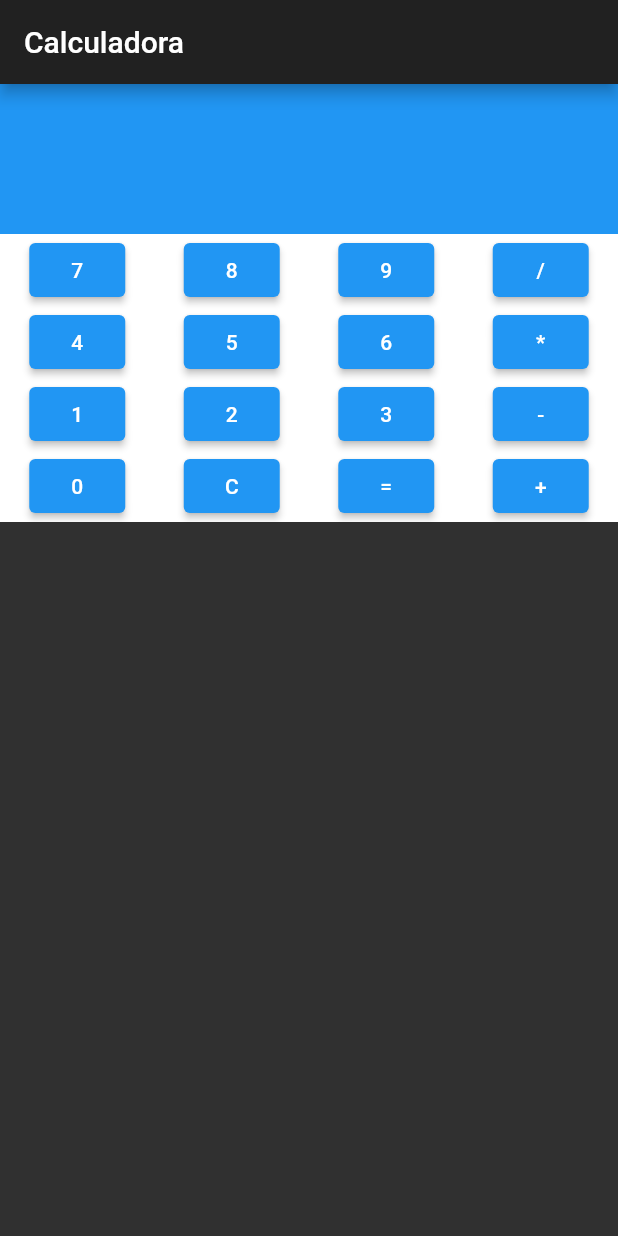
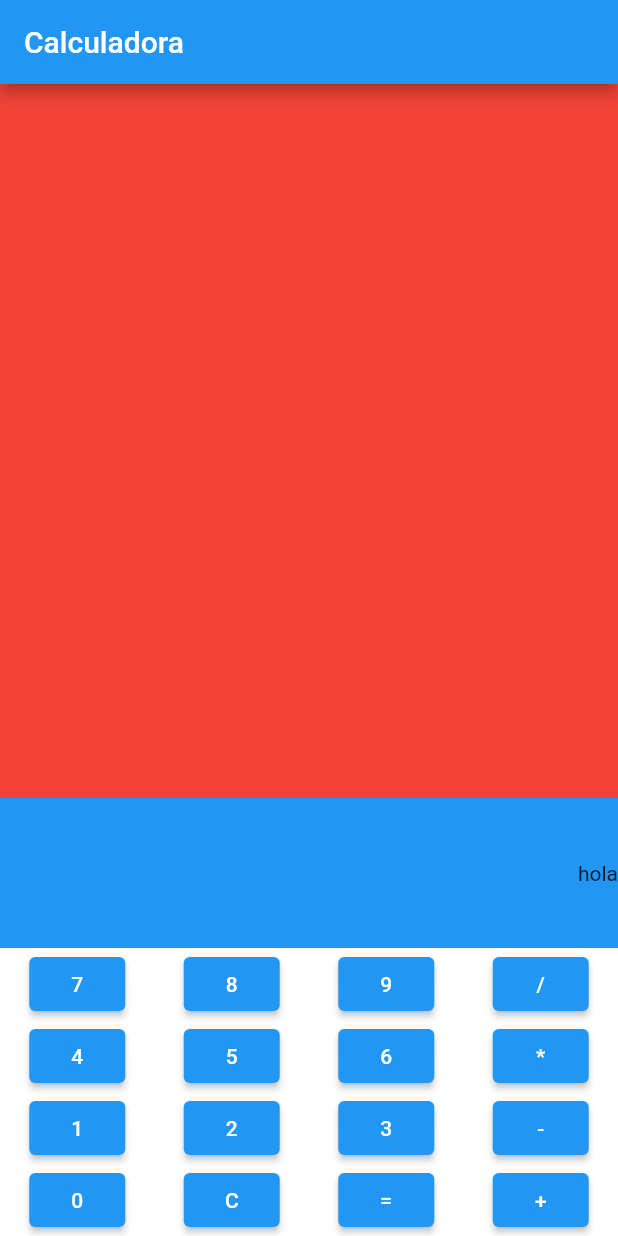
Before and after one commit to ElkinMoreno01226/Calculadora, a Flutter app: the screen it shows after launch, on a phone screen of 412 x 824 dp. Run offline on Flutter 3.47's test engine with Material 2 defaults, Android fonts, the phone set to English and light mode, and no system bars.

Commit message:
Agregar estados a los botones

```diff
--- a/calculadora/lib/main.dart
+++ b/calculadora/lib/main.dart
@@ -11,7 +11,7 @@ class MyApp extends StatelessWidget {
   Widget build(BuildContext context) {
     return MaterialApp(
       title: 'Aplicacion de taller 1',
-      theme: ThemeData.dark(),
+      theme: ThemeData.light(),
       home: HomePage(),
     );
   }
--- a/calculadora/lib/page/home-page.dart
+++ b/calculadora/lib/page/home-page.dart
@@ -6,6 +6,8 @@ class HomePage extends StatefulWidget {
 }
 
 class _HomePageState extends State<HomePage> {
+  String operaciones = "hola";
+
   @override
   Widget build(BuildContext context) {
     return Scaffold(
@@ -19,12 +21,20 @@ class _HomePageState extends State<HomePage> {
   Widget _body() {
     return Column(
       children: [
-        Container(
-          color: Colors.red,
+        Expanded(
+          child: Container(
+            color: Colors.red,
+          ),
         ),
         Container(
           color: Colors.blue,
           height: 100,
+          child: Row(
+            mainAxisAlignment: MainAxisAlignment.end,
+            children: [
+              Text(operaciones),
+            ],
+          ),
         ),
         Container(
           color: Colors.white,
@@ -32,37 +42,133 @@ class _HomePageState extends State<HomePage> {
             Row(
               mainAxisAlignment: MainAxisAlignment.spaceAround,
               children: [
-                ElevatedButton(onPressed: () {}, child: Text('7')),
-                ElevatedButton(onPressed: () {}, child: Text('8')),
-                ElevatedButton(onPressed: () {}, child: Text('9')),
-                ElevatedButton(onPressed: () {}, child: Text('/')),
+                ElevatedButton(
+                    onPressed: () {
+                      setState(() {
+                        operaciones += "7";
+                      });
+                    },
+                    child: Text('7')),
+                ElevatedButton(
+                    onPressed: () {
+                      setState(() {
+                        operaciones += "8";
+                      });
+                    },
+                    child: Text('8')),
+                ElevatedButton(
+                    onPressed: () {
+                      setState(() {
+                        operaciones += "9";
+                      });
+                    },
+                    child: Text('9')),
+                ElevatedButton(
+                    onPressed: () {
+                      setState(() {
+                        operaciones += "/";
+                      });
+                    },
+                    child: Text('/')),
               ],
             ),
             Row(
               mainAxisAlignment: MainAxisAlignment.spaceAround,
               children: [
-                ElevatedButton(onPressed: () {}, child: Text('4')),
-                ElevatedButton(onPressed: () {}, child: Text('5')),
-                ElevatedButton(onPressed: () {}, child: Text('6')),
-                ElevatedButton(onPressed: () {}, child: Text('*')),
+                ElevatedButton(
+                    onPressed: () {
+                      setState(() {
+                        operaciones += "4";
+                      });
+                    },
+                    child: Text('4')),
+                ElevatedButton(
+                    onPressed: () {
+                      setState(() {
+                        operaciones += "5";
+                      });
+                    },
+                    child: Text('5')),
+                ElevatedButton(
+                    onPressed: () {
+                      setState(() {
+                        operaciones += "6";
+                      });
+                    },
+                    child: Text('6')),
+                ElevatedButton(
+                    onPressed: () {
+                      setState(() {
+                        operaciones += "*";
+                      });
+                    },
+                    child: Text('*')),
               ],
             ),
             Row(
               mainAxisAlignment: MainAxisAlignment.spaceAround,
               children: [
-                ElevatedButton(onPressed: () {}, child: Text('1')),
-                ElevatedButton(onPressed: () {}, child: Text('2')),
-                ElevatedButton(onPressed: () {}, child: Text('3')),
-                ElevatedButton(onPressed: () {}, child: Text('-')),
+                ElevatedButton(
+                    onPressed: () {
+                      setState(() {
+                        operaciones += "1";
+                      });
+                    },
+                    child: Text('1')),
+                ElevatedButton(
+                    onPressed: () {
+                      setState(() {
+                        operaciones += "2";
+                      });
+                    },
+                    child: Text('2')),
+                ElevatedButton(
+                    onPressed: () {
+                      setState(() {
+                        operaciones += "3";
+                      });
+                    },
+                    child: Text('3')),
+                ElevatedButton(
+                    onPressed: () {
+                      setState(() {
+                        operaciones += "-";
+                      });
+                    },
+                    child: Text('-')),
               ],
             ),
             Row(
               mainAxisAlignment: MainAxisAlignment.spaceAround,
               children: [
-                ElevatedButton(onPressed: () {}, child: Text('0')),
-                ElevatedButton(onPressed: () {}, child: Text('C')),
-                ElevatedButton(onPressed: () {}, child: Text('=')),
-                ElevatedButton(onPressed: () {}, child: Text('+')),
+                ElevatedButton(
+                    onPressed: () {
+                      setState(() {
+                        operaciones += "0";
+                      });
+                    },
+                    child: Text('0')),
+                ElevatedButton(
+                    onPressed: () {
+                      setState(() {
+                        operaciones += "C";
+                      });
+                    },
+                    child: Text('C')),
+                ElevatedButton(
+                    onPressed: () {
+                      setState(() {
+                        operaciones += "=";
+                      });
+                    },
+                    child: Text('=')),
+                ElevatedButton(
+                    onPressed: () {
+                      setState(() {
+                        operaciones += "+";
+                      });
+                    },
+                    child: Text('+')),
               ],
             )
           ]),
```
